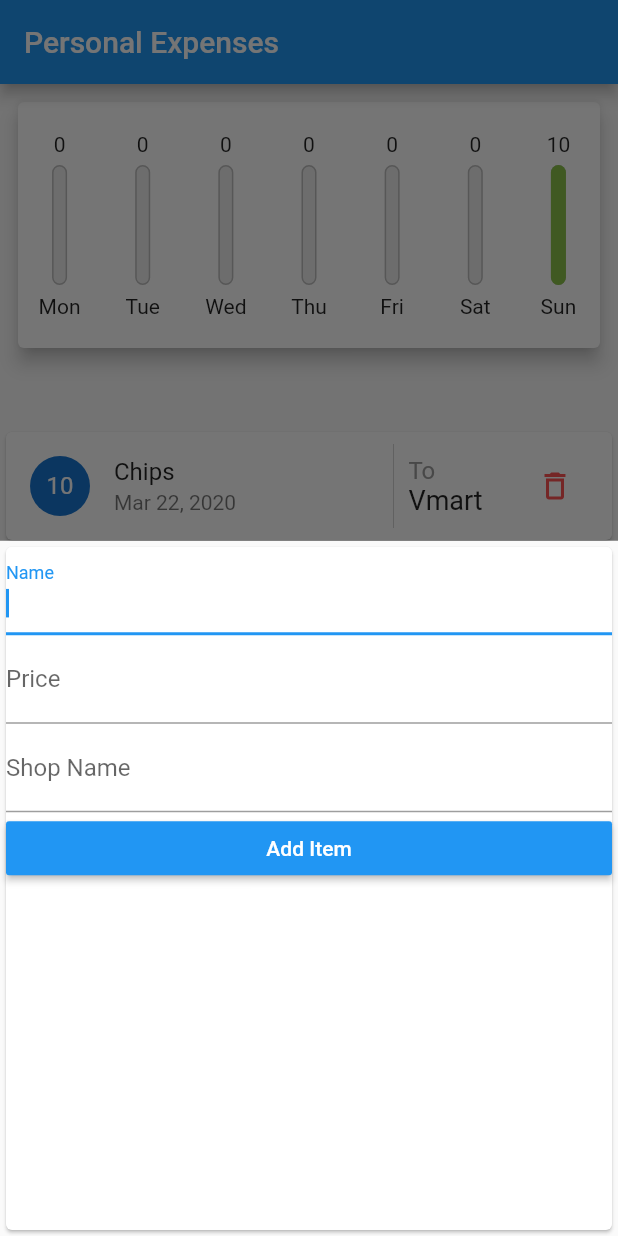
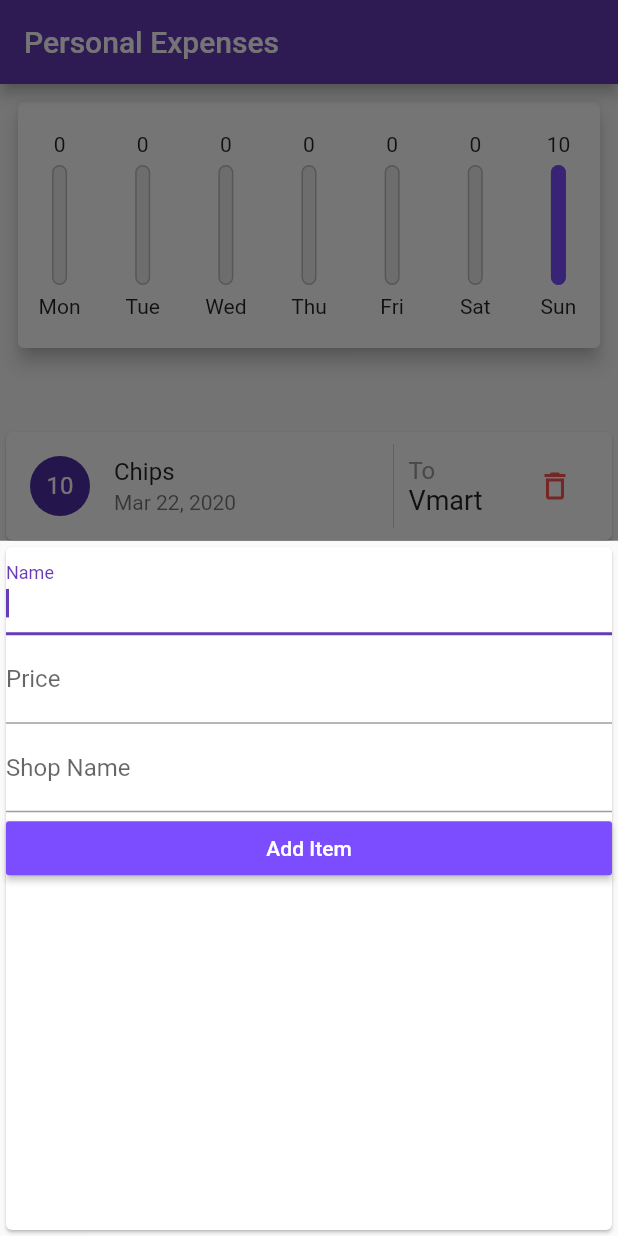
Before and after one commit to bluex4556/udemy_flutter_course, a Flutter app: the screen it shows after launch, after a tap on the "add" icon, on a phone screen of 412 x 824 dp. Run offline on Flutter 3.47's test engine with Material 2 defaults, Android fonts, the phone set to English and light mode, and no system bars.

Commit message:
Changed theme

```diff
--- a/expenses_app/lib/main.dart
+++ b/expenses_app/lib/main.dart
@@ -13,8 +13,16 @@ class MyApp extends StatelessWidget {
     return MaterialApp(
       title: 'Flutter Demo',
       theme: ThemeData(
-        primarySwatch: Colors.blue,
-      ),
+          primarySwatch: Colors.deepPurple,
+          accentColor: Colors.deepPurpleAccent,
+          textTheme: ThemeData.light().textTheme.copyWith(
+                title: TextStyle(
+                  fontSize: 20,
+                ),
+                button: TextStyle(
+                  color: Colors.white,
+                ),
+              )),
       home: MyHomePage(),
     );
   }
@@ -26,7 +34,6 @@ class MyHomePage extends StatefulWidget {
 }
 
 class _MyHomePageState extends State<MyHomePage> {
-
   final List<Transactions> transactions = [
     Transactions(
         item: "Chips",
@@ -45,15 +52,21 @@ class _MyHomePageState extends State<MyHomePage> {
       ));
     });
   }
-  List<Transactions> get lastWeekTransaction{
-    return transactions.where((item){
-      return item.purchaseDate.isAfter(DateTime.now().subtract(Duration(days: 7)));
+
+  List<Transactions> get lastWeekTransaction {
+    return transactions.where((item) {
+      return item.purchaseDate
+          .isAfter(DateTime.now().subtract(Duration(days: 7)));
     }).toList();
   }
+
   void startAddNewTransaction(BuildContext ctx) {
-    showModalBottomSheet(context: ctx, builder: (_){
-      return AddTransaction(addTransaction);
-    },);
+    showModalBottomSheet(
+      context: ctx,
+      builder: (_) {
+        return AddTransaction(addTransaction);
+      },
+    );
   }
 
   @override
@@ -76,7 +89,10 @@ class _MyHomePageState extends State<MyHomePage> {
         ),
       ),
       floatingActionButton: FloatingActionButton(
-        child: Icon(Icons.add),
+        child: Icon(
+          Icons.add,
+          color: Theme.of(context).textTheme.button.color,
+        ),
         onPressed: () => startAddNewTransaction(context),
       ),
     );
--- a/expenses_app/lib/widgets/add_transaction.dart
+++ b/expenses_app/lib/widgets/add_transaction.dart
@@ -65,10 +65,11 @@ class _AddTransactionState extends State<AddTransaction> {
             controller: shopNameController,
             onSubmitted: (_)=>submitTransaction(),
           ),
+
           MaterialButton(
-            color: Colors.blue,
+            color: Theme.of(context).accentColor,
             child: Text("Add Item"),
-            textColor: Colors.white,
+            textColor: Theme.of(context).textTheme.button.color,
             onPressed: submitTransaction,
           )
         ],
--- a/expenses_app/lib/widgets/chart_bar.dart
+++ b/expenses_app/lib/widgets/chart_bar.dart
@@ -35,7 +35,7 @@ class ChartBar extends StatelessWidget {
                   heightFactor: fractionOfTotal,
                   child: Container(
                     decoration: BoxDecoration(
-                      color: Colors.lightGreen,
+                      color: Theme.of(context).accentColor,
                       borderRadius: BorderRadius.circular(5),
                     ),
                   ),
```
